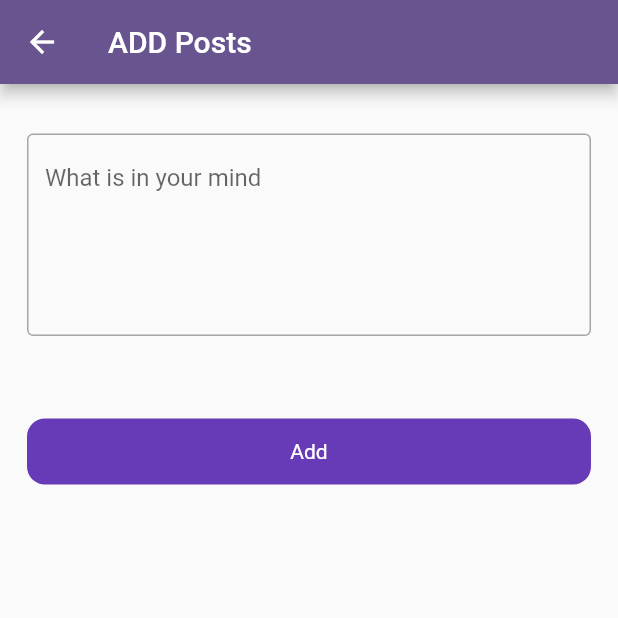
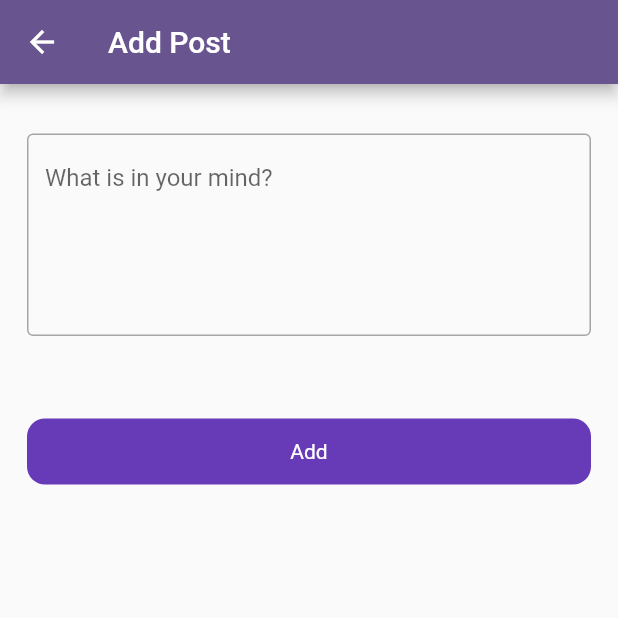
Before and after one commit to tanveerkhan87/flutter-app-with-full-firebase, a Flutter app: the AddPost screen opened directly, on a phone screen of 412 x 824 dp, the top half of it. Run offline on Flutter 3.47's test engine with Material 3 defaults, Android fonts, the phone set to English and light mode, and no system bars; our stand-ins replace cloud_firestore, firebase_auth, firebase_core, firebase_database, fluttertoast; accounts and stored records are empty.

Commit message:
Update add_post.dart

```diff
--- a/lib/ui/realtime_database/add_post.dart
+++ b/lib/ui/realtime_database/add_post.dart
@@ -1,7 +1,3 @@
-
-
-import 'dart:ffi';
-
 import 'package:fb_app/utils/utility.dart';
 import 'package:flutter/material.dart';
 import 'package:firebase_database/firebase_database.dart';
@@ -16,64 +12,87 @@ class AddPost extends StatefulWidget {
 }
 
 class _AddPostState extends State<AddPost> {
+  final PostCon = TextEditingController();
+  // This ref points to the "Post" node, where all posts will be stored.
+  final DatabaseReference databaseref = FirebaseDatabase.instance.ref("Post");
+  final FirebaseAuth auth = FirebaseAuth.instance;
+  bool loading = false;
 
-  // here we work for real time database firebase
-  final PostCon = TextEditingController();
-  final  databaseref= FirebaseDatabase.instance.ref("Post"); // we created ref i.e  post as table called it node in firebase
-  bool loading= false;
-  final User? user = FirebaseAuth.instance.currentUser; // we declare this to help each user access there own data
   @override
   Widget build(BuildContext context) {
     return Scaffold(
       appBar: AppBar(
-        title: Text("ADD Posts"),
+        title: const Text("Add Post"),
       ),
-
       body: Padding(
         padding: const EdgeInsets.symmetric(horizontal: 18.0),
         child: Column(
           children: [
-            SizedBox(height: 33,),
+            const SizedBox(height: 33),
             TextFormField(
-                controller: PostCon,
-                maxLines: 5,
-                decoration: InputDecoration(
-                  hintText: "What is in your mind",
-                  border: OutlineInputBorder(),
-                )
+              controller: PostCon,
+              maxLines: 5,
+              decoration: const InputDecoration(
+                hintText: "What is in your mind?",
+                border: OutlineInputBorder(),
+              ),
             ),
-            SizedBox(height: 55),
+            const SizedBox(height: 55),
             RoundButton(
-                loading: loading,
-                title: "Add", onTap: (){
-              setState(() {
-                loading = true;
-              });
-              //1st we created ref then give specific time as unique id then we set data in table by key value
-              String id = DateTime.now().millisecondsSinceEpoch.toString();//helps to handle delete update etc by same id
-              // node ref  i.e post as table  and its  child id etc
-              databaseref.child(id).set({
-                "id" : (id),
-                "title" : PostCon.text.toString(),
-                'user_id': user!.uid, // Store the user ID with the post
-
-              }).then((vaule){
-                setState(() {
-                  loading = false;
-                });
-                Utility().toastMessage("Post ADD");
-              }).onError((error, stacktrace){
-                setState(() {
-                  loading = false;
-                });
-                Utility().toastMessage(error.toString());
-
-              });
-
-            })
+              loading: loading,
+              title: "Add",
+              onTap: () {
+                addPost();
+              },
+            )
           ],
         ),
       ),
     );
   }
+
+  void addPost() {
+    setState(() {
+      loading = true;
+    });
+
+    final User? user = auth.currentUser;
+    if (user == null) {
+      Utility().toastMessage("User not logged in!");
+      setState(() {
+        loading = false;
+      });
+      return;
+    }
+
+
+    // Use .push() to generate a unique, chronologically-sortable key for the new post.
+    // This is the standard Firebase way .
+    final newPostRef = databaseref.push();
+    final String postId = newPostRef.key!; // This is the unique ID.
+
+    // Now we set the data at this new, unique location.
+    newPostRef.set({
+      'id': postId, // Store the unique ID within the post data itself.
+      'title': PostCon.text.toString(),
+      'user_id': user.uid, // Store the user's ID with the post ***
+    }).then((value) {
+      Utility().toastMessage("Post Added");
+      setState(() {
+        loading = false;
+      });
+      Navigator.pop(context); // Go back to the previous screen after adding
+    }).onError((error, stackTrace) {
+      Utility().toastMessage(error.toString());
+      setState(() {
+        loading = false;
+      });
+    });
+  }
+
+  @override
+  void dispose() {
+    PostCon.dispose();
+    super.dispose();
+  }
 }
```
